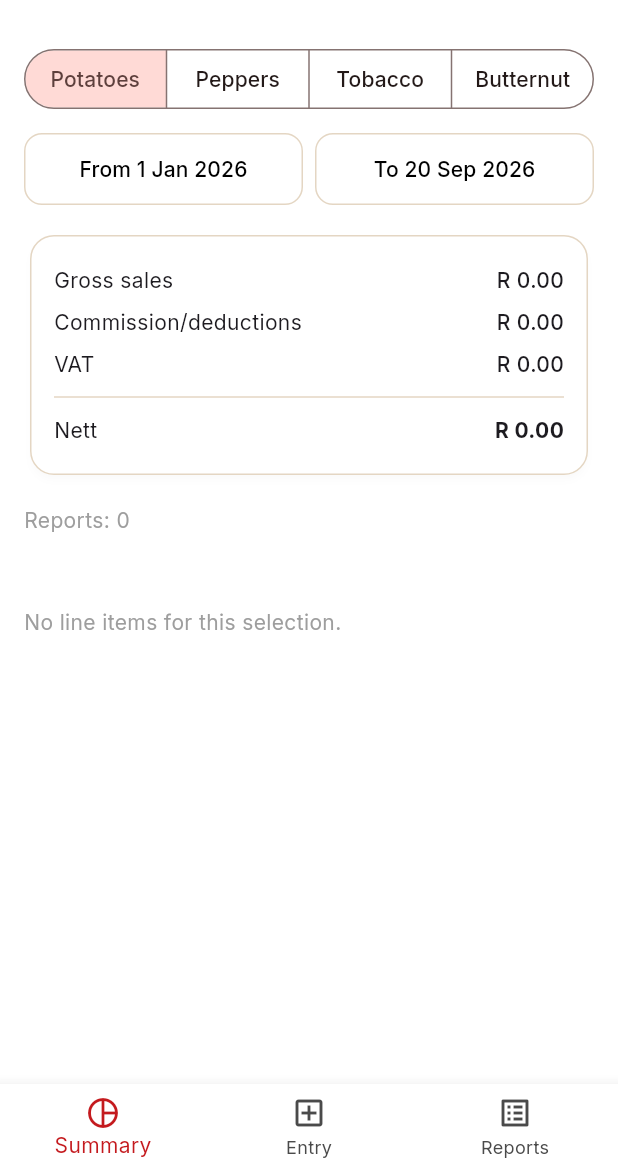
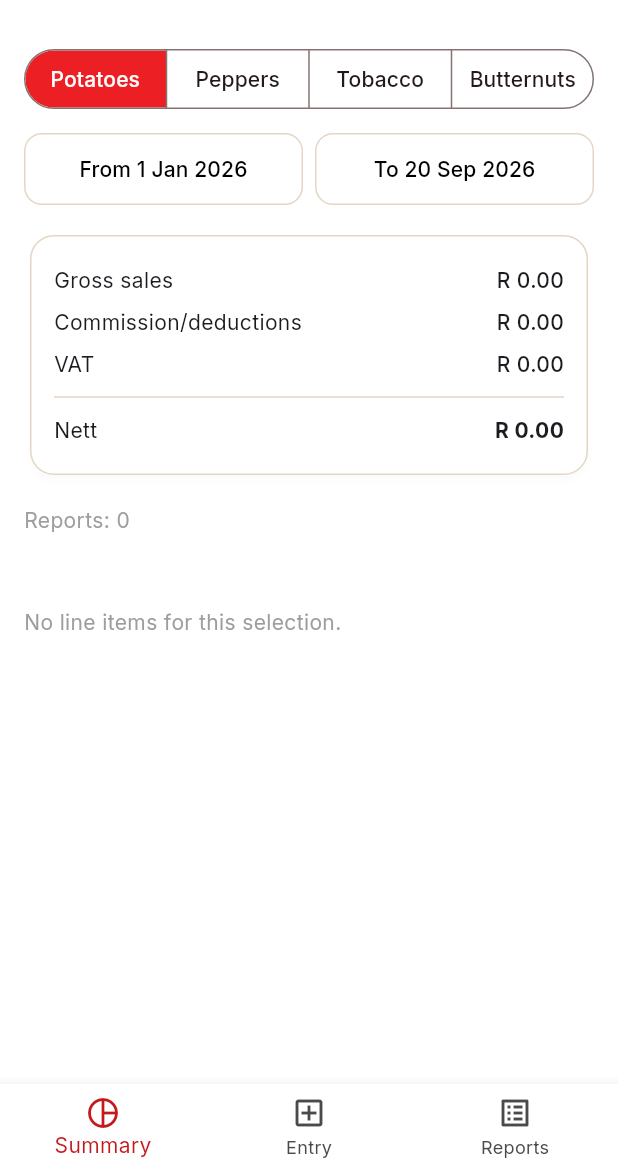
Before and after one commit to DFourie87/Nanini, a Flutter app: the SalesHomeScreen screen opened directly, on a phone screen of 412 x 824 dp, the part 65-1236 px from its top. Run offline on Flutter 3.47's test engine with Material 3 defaults, Android fonts, the phone set to English and light mode, and no system bars; our stand-ins replace csv, fl_chart, flutter_map, google_fonts, latlong2, pdf and 4 more; accounts and stored records are empty.

Commit message:
Sales summary: plural category tabs, rust selection, ordering, colors
Butternut -> Butternuts (Potatoes/Peppers were already plural,
Tobacco is a mass noun so left as-is) -- this is a shared constant,
so Sales Entry and Reports category pickers pick it up too. Selected
category tab now fills rust, matching the "Sales" header wording
(same pattern as the diesel module's tabs). Nett sales by subcategory
switches from a horizontally-scrolling DataTable to a wrapping Table.
Subcategory order: peppers and tobacco alphabetically, potatoes in
the same size order as the packaging module's pallet log, everything
else unchanged (by nett sales). Peppers' pie chart/legend now use the
same red/yellow/green as the packaging module instead of the generic
palette.

Co-Authored-By: Claude Sonnet 5 <noreply@anthropic.com>
Claude-Session: https://claude.ai/code/session_0154FLxM7bQ7qjn16GE6RHFv

```diff
--- a/nanini_app/lib/features/sales/sales_models.dart
+++ b/nanini_app/lib/features/sales/sales_models.dart
@@ -10,7 +10,7 @@ const kSalesCategories = <SalesCategory>[
   SalesCategory('potatoes', 'Potatoes', ['Baby', 'Small', 'Small/Medium', 'Medium', 'Large/Medium', 'Large'], true),
   SalesCategory('peppers', 'Peppers', ['Red', 'Yellow', 'Green'], false),
   SalesCategory('tobacco', 'Tobacco', ['F1', 'F2', 'F3', 'F4', 'F5', 'F6', 'S1', 'S2', 'S3', 'S4'], false),
-  SalesCategory('butternut', 'Butternut', ['10kg', '7kg'], false),
+  SalesCategory('butternut', 'Butternuts', ['10kg', '7kg'], false),
 ];
 
 const kPotatoClasses = ['Class 1', 'Class 2'];
--- a/nanini_app/lib/features/sales/sales_summary_screen.dart
+++ b/nanini_app/lib/features/sales/sales_summary_screen.dart
@@ -1,6 +1,7 @@
 import 'package:flutter/material.dart';
 import 'package:fl_chart/fl_chart.dart';
 import '../../core/formatters.dart';
+import '../../theme/nanini_theme.dart';
 import 'sales_models.dart';
 import 'sales_repository.dart';
 
@@ -16,6 +17,13 @@ const _subcategoryPalette = [
   Color(0xFF34495E),
   Color(0xFFB71C7B),
 ];
+
+// Matches the pepper colors used when logging boxes in the packaging module.
+const _pepperColors = {
+  'Red': NaniniColors.red,
+  'Yellow': Color(0xFFF9A825),
+  'Green': NaniniColors.green,
+};
 
 class SalesSummaryScreen extends StatefulWidget {
   const SalesSummaryScreen({super.key, required this.repo});
@@ -63,6 +71,10 @@ class _SalesSummaryScreenState extends State<SalesSummaryScreen> {
               selected: {category},
               onSelectionChanged: (s) => setState(() => category = s.first),
               showSelectedIcon: false,
+              style: SegmentedButton.styleFrom(
+                selectedBackgroundColor: NaniniColors.rust,
+                selectedForegroundColor: Colors.white,
+              ),
             ),
             const SizedBox(height: 12),
             Row(
@@ -121,7 +133,7 @@ class _SalesSummaryScreenState extends State<SalesSummaryScreen> {
                   bySubcat[key] = (bySubcat[key] ?? 0) + nettShare;
                 }
                 final subcatTotal = bySubcat.values.fold<double>(0, (a, b) => a + b);
-                final entries = bySubcat.entries.toList()..sort((a, b) => b.value.compareTo(a.value));
+                final entries = _orderedEntries(bySubcat);
 
                 if (lineSnap.connectionState == ConnectionState.waiting) {
                   return const Padding(padding: EdgeInsets.symmetric(vertical: 24), child: Center(child: CircularProgressIndicator()));
@@ -136,21 +148,40 @@ class _SalesSummaryScreenState extends State<SalesSummaryScreen> {
                     Text('Nett sales by subcategory', style: Theme.of(context).textTheme.titleMedium),
                     const SizedBox(height: 12),
                     Card(
-                      child: SingleChildScrollView(
-                        scrollDirection: Axis.horizontal,
-                        child: DataTable(
-                          columns: const [
-                            DataColumn(label: Text('Subcategory')),
-                            DataColumn(label: Text('Nett'), numeric: true),
-                            DataColumn(label: Text('%'), numeric: true),
-                          ],
-                          rows: [
+                      child: Padding(
+                        padding: const EdgeInsets.all(12),
+                        child: Table(
+                          columnWidths: const {0: FlexColumnWidth(2), 1: FlexColumnWidth(1), 2: FlexColumnWidth(1)},
+                          children: [
+                            const TableRow(
+                              decoration: BoxDecoration(border: Border(bottom: BorderSide(color: NaniniColors.line))),
+                              children: [
+                                Padding(
+                                  padding: EdgeInsets.symmetric(vertical: 8),
+                                  child: Text('Subcategory', style: TextStyle(fontWeight: FontWeight.w600, color: NaniniColors.muted, fontSize: 12)),
+                                ),
+                                Padding(
+                                  padding: EdgeInsets.symmetric(vertical: 8),
+                                  child: Text('Nett',
+                                      textAlign: TextAlign.right, style: TextStyle(fontWeight: FontWeight.w600, color: NaniniColors.muted, fontSize: 12)),
+                                ),
+                                Padding(
+                                  padding: EdgeInsets.symmetric(vertical: 8),
+                                  child: Text('%', textAlign: TextAlign.right, style: TextStyle(fontWeight: FontWeight.w600, color: NaniniColors.muted, fontSize: 12)),
+                                ),
+                              ],
+                            ),
                             for (final e in entries)
-                              DataRow(cells: [
-                                DataCell(Text(e.key)),
-                                DataCell(Text(fmtR(e.value))),
-                                DataCell(Text(subcatTotal > 0 ? '${(e.value / subcatTotal * 100).toStringAsFixed(0)}%' : '0%')),
-                              ]),
+                              TableRow(
+                                children: [
+                                  Padding(padding: const EdgeInsets.symmetric(vertical: 6), child: Text(e.key)),
+                                  Padding(padding: const EdgeInsets.symmetric(vertical: 6), child: Text(fmtR(e.value), textAlign: TextAlign.right)),
+                                  Padding(
+                                    padding: const EdgeInsets.symmetric(vertical: 6),
+                                    child: Text(subcatTotal > 0 ? '${(e.value / subcatTotal * 100).toStringAsFixed(0)}%' : '0%', textAlign: TextAlign.right),
+                                  ),
+                                ],
+                              ),
                           ],
                         ),
                       ),
@@ -164,7 +195,7 @@ class _SalesSummaryScreenState extends State<SalesSummaryScreen> {
                             for (var i = 0; i < entries.length; i++)
                               PieChartSectionData(
                                 value: entries[i].value,
-                                color: _subcategoryPalette[i % _subcategoryPalette.length],
+                                color: _subcatColor(i, entries[i].key),
                                 title: subcatTotal > 0 ? '${(entries[i].value / subcatTotal * 100).toStringAsFixed(0)}%' : '0%',
                                 radius: 70,
                                 titleStyle: const TextStyle(fontSize: 11, color: Colors.white, fontWeight: FontWeight.bold),
@@ -179,7 +210,7 @@ class _SalesSummaryScreenState extends State<SalesSummaryScreen> {
                         padding: const EdgeInsets.symmetric(vertical: 2),
                         child: Row(
                           children: [
-                            Container(width: 12, height: 12, color: _subcategoryPalette[i % _subcategoryPalette.length]),
+                            Container(width: 12, height: 12, color: _subcatColor(i, entries[i].key)),
                             const SizedBox(width: 8),
                             Expanded(child: Text(entries[i].key, style: const TextStyle(fontSize: 13))),
                             Text(fmtR(entries[i].value)),
@@ -196,6 +227,35 @@ class _SalesSummaryScreenState extends State<SalesSummaryScreen> {
     );
   }
 
+  /// Peppers and tobacco list alphabetically; potatoes follow the same
+  /// size order as the packaging module's pallet log; everything else
+  /// (e.g. butternut) stays sorted by nett sales, highest first.
+  List<MapEntry<String, double>> _orderedEntries(Map<String, double> bySubcat) {
+    final entries = bySubcat.entries.toList();
+    if (category.key == 'peppers' || category.key == 'tobacco') {
+      entries.sort((a, b) => a.key.compareTo(b.key));
+    } else if (category.key == 'potatoes') {
+      entries.sort((a, b) {
+        final ai = category.subcats.indexOf(a.key);
+        final bi = category.subcats.indexOf(b.key);
+        if (ai == -1 && bi == -1) return a.key.compareTo(b.key);
+        if (ai == -1) return 1;
+        if (bi == -1) return -1;
+        return ai.compareTo(bi);
+      });
+    } else {
+      entries.sort((a, b) => b.value.compareTo(a.value));
+    }
+    return entries;
+  }
+
+  Color _subcatColor(int index, String subcat) {
+    if (category.key == 'peppers' && _pepperColors.containsKey(subcat)) {
+      return _pepperColors[subcat]!;
+    }
+    return _subcategoryPalette[index % _subcategoryPalette.length];
+  }
+
   Widget _row(String label, String value, {bool bold = false}) => Padding(
         padding: const EdgeInsets.symmetric(vertical: 4),
         child: Row(mainAxisAlignment: MainAxisAlignment.spaceBetween, children: [Text(label), Text(value, style: TextStyle(fontWeight: bold ? FontWeight.w700 : FontWeight.w500))]),
```
